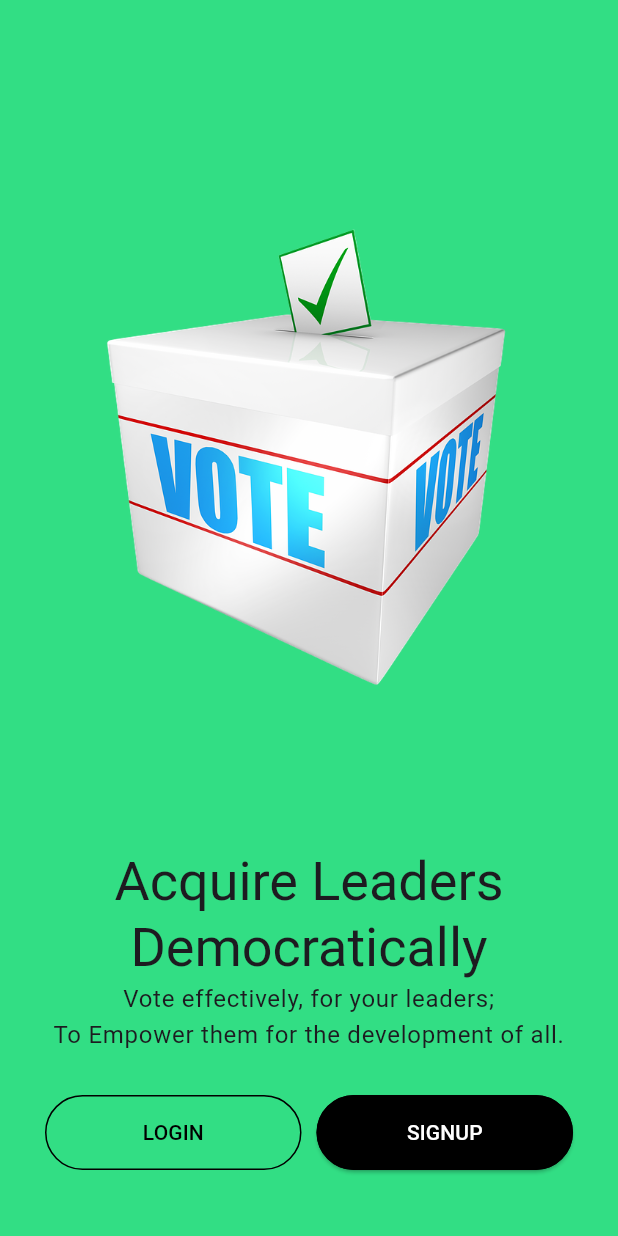
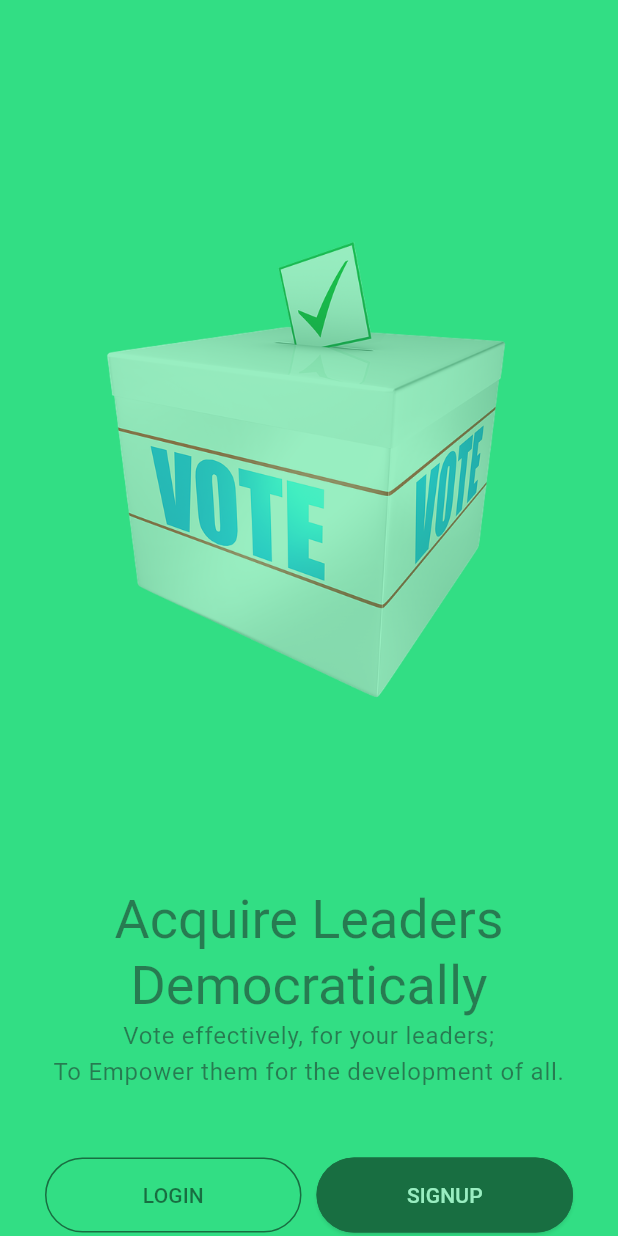
Before and after one commit to Anyongyeire/Final-year-project, a Flutter app: the screen it shows after launch, after a tap on the "arrow forward ios" icon, after a tap on "Skip", on a phone screen of 412 x 824 dp. Run offline on Flutter 3.47's test engine with Material 3 defaults, Android fonts, the phone set to English and light mode, and no system bars; our stand-ins replace flash, flutter_riverpod, get, go_router, google_fonts, liquid_swipe and 1 more; missing offline and left inert: flextras.

Commit message:
Fade in on welcome page

```diff
--- a/lib/src/common_widgets/fade_in_animation/animation_design.dart
+++ b/lib/src/common_widgets/fade_in_animation/animation_design.dart
@@ -1,10 +1,7 @@
-import 'dart:ffi';
-
 import 'package:flutter/material.dart';
 import 'package:get/get.dart';
 import 'package:login_app/src/common_widgets/fade_in_animation/fade_in_animation_model.dart';
 
-import '../../constants/colors.dart';
 import 'fade_in_animation_controller.dart';
 
 class TFadeInAnimation extends StatelessWidget {
--- a/lib/src/common_widgets/fade_in_animation/fade_in_animation_controller.dart
+++ b/lib/src/common_widgets/fade_in_animation/fade_in_animation_controller.dart
@@ -1,5 +1,7 @@
 import 'package:get/get.dart';
+import 'package:login_app/src/features/authentication/screens/splash_screen/splash_screen.dart';
 import '../../features/authentication/screens/on_bording/on_bording_screen.dart';
+import '../../features/authentication/screens/welcome/welcome_screen.dart';
 // import 'package:login_app/src/features/authentication/screens/welcome/welcome_screen.dart';
 
 class TFadeInAnimationController extends GetxController {
@@ -7,7 +9,7 @@ class TFadeInAnimationController extends GetxController {
 
   RxBool animate = false.obs;
 
-  Future startAnimation() async {
+  Future startSplashAnimation() async {
     await Future.delayed(const Duration(milliseconds: 500));
 
     animate.value = true;
@@ -17,8 +19,15 @@ class TFadeInAnimationController extends GetxController {
 
     await Future.delayed(const Duration(milliseconds: 2000));
 
-    Get.to(() => OnBordingScreen());
+    // Get.to(() => OnBordingScreen());s
+    Get.offAll(() => OnBordingScreen());
     // Navigator.pushReplacement(context,
     //     MaterialPageRoute(builder: (context) => const WelcomeScreen()));
   }
+
+  Future startAnimation() async {
+    await Future.delayed(const Duration(milliseconds: 500));
+
+    animate.value = true;
+  }
 }
--- a/lib/src/features/authentication/controllers/on_bording_controller.dart
+++ b/lib/src/features/authentication/controllers/on_bording_controller.dart
@@ -1,15 +1,11 @@
-import 'package:flutter/material.dart';
 import 'package:get/get.dart';
 import 'package:liquid_swipe/PageHelpers/LiquidController.dart';
-import 'package:login_app/droidcon_exporter.dart';
 
 import '../../../constants/colors.dart';
 import '../../../constants/exporter.dart';
 import '../../../constants/image_strings.dart';
 import '../models/model_on_bording.dart';
 import '../screens/on_bording/on_bording_page_widget.dart';
-import '../screens/welcome/welcome_screen.dart';
-import '../screens/on_bording/on_bording_screen.dart';
 
 class OnBordingController extends GetxController {
   final controller = LiquidController();
--- a/lib/src/features/authentication/screens/splash_screen/splash_screen.dart
+++ b/lib/src/features/authentication/screens/splash_screen/splash_screen.dart
@@ -22,7 +22,7 @@ class SplashScreen extends StatelessWidget {
   @override
   Widget build(BuildContext context) {
     final controller = Get.put(TFadeInAnimationController());
-    controller.startAnimation();
+    controller.startSplashAnimation();
     return Scaffold(
       body: SafeArea(
         child: Stack(
--- a/lib/src/features/authentication/screens/welcome/welcome_screen.dart
+++ b/lib/src/features/authentication/screens/welcome/welcome_screen.dart
@@ -1,7 +1,11 @@
 import 'package:flutter/material.dart';
+import 'package:get/get.dart';
 import 'package:login_app/src/constants/colors.dart';
 import 'package:login_app/src/constants/image_strings.dart';
 import 'package:login_app/src/constants/sizes.dart';
+import '../../../../common_widgets/fade_in_animation/animation_design.dart';
+import '../../../../common_widgets/fade_in_animation/fade_in_animation_controller.dart';
+import '../../../../common_widgets/fade_in_animation/fade_in_animation_model.dart';
 import '../../../../constants/exporter.dart';
 
 class WelcomeScreen extends StatelessWidget {
@@ -10,6 +14,9 @@ class WelcomeScreen extends StatelessWidget {
 
   @override
   Widget build(BuildContext context) {
+    final controller = Get.put(TFadeInAnimationController());
+    controller.startAnimation();
+
     var mediaQuery = MediaQuery.of(context);
     var height = mediaQuery.size.height;
     var brightness = mediaQuery.platformBrightness;
@@ -17,7 +24,21 @@ class WelcomeScreen extends StatelessWidget {
 
     return Scaffold(
       backgroundColor: isDarkMode ? tSecondaryColor : tPrimaryColor,
-      body: Container(
+      body: Stack(
+        children: [
+          TFadeInAnimation(
+            durationInMs: 1200,
+            animatePosition: TAnimatePosition(
+              bottomAfter: 0,
+              bottomBefore: -100,
+              leftAfter: 0,
+              leftBefore: 0,
+              rightAfter: 0,
+              rightBefore: 0,
+              topAfter: 0,
+              topBefore: 0,
+            ),
+            child: Container(
               padding: const EdgeInsets.all(tDefaultSize),
               child: Column(
                 mainAxisAlignment: MainAxisAlignment.spaceAround,
@@ -62,6 +83,9 @@ class WelcomeScreen extends StatelessWidget {
                 ],
               ),
             ),
+          ),
+        ],
+      ),
     );
   }
 }
--- a/lib/src/functions/ftr_call_simulator.dart
+++ b/lib/src/functions/ftr_call_simulator.dart
@@ -1,5 +1,4 @@
 // auth simulator is a function that waits for 2 seconds
-import '../../droidcon_exporter.dart';
 import '../constants/exporter.dart';
 
 Future<void> futureCallSimulator() {
```
Lines whose indentation alone changed are shown as unchanged.
